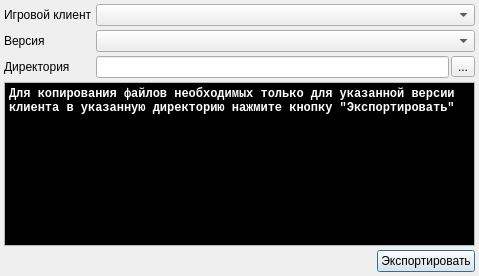
dngulin/ttyhlauncher, file exportdialog.ui: the form before one commit.
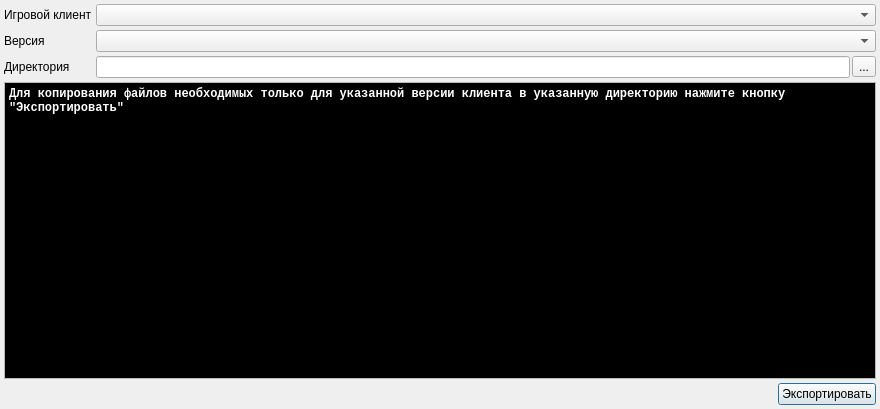
The form after the commit.

Commit message: enlarge client builder's dialogs

What changed in the file:
```diff
--- a/exportdialog.ui
+++ b/exportdialog.ui
@@ -6,8 +6,8 @@
    <rect>
     <x>0</x>
     <y>0</y>
-    <width>479</width>
-    <height>276</height>
+    <width>880</width>
+    <height>409</height>
    </rect>
   </property>
   <property name="windowTitle">
```
The commit also changes 3 other files.
